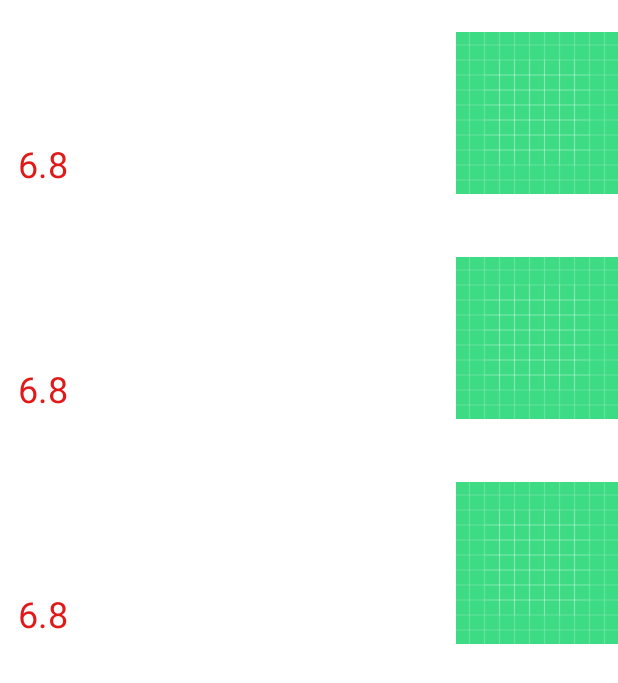
After one commit to mehmetalikirmizitas/BootCampW5-MovieAppMVVMexample, an Android app: the layout fragment_favourites.xml on its own in the app's theme, with its tools: preview values and no code run, on a phone screen of 412 x 824 dp. The commit adds this screen. Shown: the top 683 px of the screen. Run offline under Robolectric (Android 15) with nearby library versions, the phone set to English and light mode, and no system bars.

Commit message:
Added and designed Favorites screen, Made some changes to detail and popular movie screens

```diff
--- a/app/src/main/java/com/malikirmizitas/movieapp/ui/movie/adapter/MovieAdapter.kt
+++ b/app/src/main/java/com/malikirmizitas/movieapp/ui/movie/adapter/MovieAdapter.kt
@@ -39,6 +39,8 @@ class MovieAdapter(private val movieList: List<Result>) : RecyclerView.Adapter<M
             binding.movies = movie
             binding.executePendingBindings()
 
+
+            //click listeneri fragmentta yaz
             binding.movieCardView.setOnClickListener {
                 val action =
                     TabLayoutControllerFragmentDirections.actionTabLayoutControllerFragmentToMovieDetailFragment(
--- a/app/src/main/java/com/malikirmizitas/movieapp/ui/moviedetail/MovieDetailFragment.kt
+++ b/app/src/main/java/com/malikirmizitas/movieapp/ui/moviedetail/MovieDetailFragment.kt
@@ -4,6 +4,7 @@ import androidx.lifecycle.ViewModelProvider
 import androidx.navigation.fragment.navArgs
 import com.malikirmizitas.movieapp.R
 import com.malikirmizitas.movieapp.base.BaseFragment
+import com.malikirmizitas.movieapp.data.entity.MovieRoom
 import com.malikirmizitas.movieapp.databinding.FragmentMovieDetailBinding
 
 class MovieDetailFragment : BaseFragment<MovieDetailViewModel, FragmentMovieDetailBinding>() {
@@ -21,6 +22,11 @@ class MovieDetailFragment : BaseFragment<MovieDetailViewModel, FragmentMovieDeta
             dataBinding.movie = it
             dataBinding.executePendingBindings()
             adapter.setCategories(it.getDetail().genres)
+
+            dataBinding.favouriteCard.setOnClickListener {_->
+                val x = MovieRoom(0,it.getDetail().posterPath,it.getDetail().title,it.getDetail().voteAverage)
+                viewModel?.addFavourites(x,requireContext())
+            }
         })
     }
 
--- a/app/src/main/java/com/malikirmizitas/movieapp/ui/tablayout/TabLayoutControllerFragment.kt
+++ b/app/src/main/java/com/malikirmizitas/movieapp/ui/tablayout/TabLayoutControllerFragment.kt
@@ -6,6 +6,7 @@ import android.view.View
 import android.view.ViewGroup
 import androidx.fragment.app.Fragment
 import com.malikirmizitas.movieapp.databinding.FragmentTabLayoutControllerBinding
+import com.malikirmizitas.movieapp.ui.favourites.FavouritesFragment
 import com.malikirmizitas.movieapp.ui.movie.MovieFragment
 
 class TabLayoutControllerFragment : Fragment() {
@@ -30,7 +31,7 @@ class TabLayoutControllerFragment : Fragment() {
          */
         val adapter = TabLayoutAdapter(childFragmentManager)
         adapter.addFragment(MovieFragment(), "Movies")
-        adapter.addFragment(MovieFragment(), "Favourites")
+        adapter.addFragment(FavouritesFragment(), "Favourites")
         binding.viewPager.adapter = adapter
         binding.tabs.setupWithViewPager(binding.viewPager)
         return view
--- /dev/null
+++ b/app/src/main/res/drawable/ic_rating_star.xml
@@ -0,0 +1,4 @@
+<vector android:height="23.142857dp" android:viewportHeight="27"
+    android:viewportWidth="28" android:width="24dp" xmlns:android="http://schemas.android.com/apk/res/android">
+    <path android:fillColor="#FCC419" android:pathData="M21.4134,26C21.2001,26.0009 20.9898,25.9506 20.8,25.8534L14,22.2934L7.2,25.8534C6.9792,25.9695 6.7303,26.0213 6.4815,26.003C6.2326,25.9846 5.994,25.8968 5.7926,25.7496C5.5912,25.6024 5.4351,25.4016 5.3422,25.1701C5.2492,24.9386 5.2231,24.6857 5.2667,24.44L6.6,16.9334L1.1067,11.6C0.9353,11.429 0.8137,11.2145 0.755,10.9796C0.6963,10.7447 0.7026,10.4983 0.7734,10.2667C0.8506,10.0297 0.9928,9.8192 1.1837,9.6589C1.3746,9.4986 1.6066,9.3951 1.8534,9.36L9.4534,8.2534L12.8,1.4134C12.9092,1.1879 13.0797,0.9978 13.2919,0.8648C13.5041,0.7318 13.7495,0.6612 14,0.6612C14.2505,0.6612 14.4959,0.7318 14.7081,0.8648C14.9204,0.9978 15.0908,1.1879 15.2,1.4134L18.5867,8.24L26.1867,9.3467C26.4335,9.3818 26.6655,9.4853 26.8564,9.6456C27.0473,9.8058 27.1894,10.0164 27.2667,10.2534C27.3374,10.4849 27.3438,10.7314 27.285,10.9663C27.2263,11.2012 27.1047,11.4157 26.9334,11.5867L21.44,16.92L22.7734,24.4267C22.821,24.6767 22.796,24.935 22.7015,25.1713C22.607,25.4076 22.4469,25.6118 22.24,25.76C21.9986,25.9292 21.7079,26.0136 21.4134,26Z"/>
+</vector>
--- a/app/src/main/res/layout/favourite_movies_recycler_view_item.xml
+++ b/app/src/main/res/layout/favourite_movies_recycler_view_item.xml
@@ -4,9 +4,9 @@
 
     <data>
 
-        <!--<variable
-            name="favourite_movies"
-            type="" />-->
+        <variable
+            name="favouriteMovie"
+            type="com.malikirmizitas.movieapp.data.entity.MovieRoom" />
     </data>
 
     <androidx.constraintlayout.widget.ConstraintLayout xmlns:android="http://schemas.android.com/apk/res/android"
@@ -22,8 +22,8 @@
             app:layout_constraintBottom_toTopOf="@id/favouriteMoviesVoteAverage"
             app:layout_constraintStart_toStartOf="parent"
             app:layout_constraintTop_toTopOf="parent"
-            app:layout_constraintWidth_percent="0.7"
-            tools:text="Movie Name" />
+            android:text="@{favouriteMovie.title}"
+            app:layout_constraintWidth_percent="0.7" />
 
         <TextView
             android:id="@+id/favouriteMoviesVoteAverage"
@@ -35,6 +35,7 @@
             app:layout_constraintBottom_toBottomOf="parent"
             app:layout_constraintStart_toStartOf="parent"
             app:layout_constraintTop_toBottomOf="@id/favouriteMoviesTitle"
+            android:text="@{String.valueOf(favouriteMovie.voteAverage)}"
             tools:text="6.8" />
 
         <androidx.appcompat.widget.AppCompatImageView
@@ -43,6 +44,7 @@
             app:layout_constraintBottom_toBottomOf="parent"
             app:layout_constraintEnd_toEndOf="parent"
             app:layout_constraintTop_toTopOf="parent"
+            imageUrl="@{favouriteMovie.posterPath}"
             tools:src="@drawable/ic_launcher_background" />
 
     </androidx.constraintlayout.widget.ConstraintLayout>
--- /dev/null
+++ b/app/src/main/res/layout/fragment_favourites.xml
@@ -0,0 +1,31 @@
+<?xml version="1.0" encoding="utf-8"?>
+<layout>
+
+    <data>
+
+        <variable
+            name="movieDetail"
+            type="com.malikirmizitas.movieapp.ui.favourites.FavouritesMovieViewModel" />
+    </data>
+
+    <FrameLayout xmlns:android="http://schemas.android.com/apk/res/android"
+        xmlns:app="http://schemas.android.com/apk/res-auto"
+        xmlns:tools="http://schemas.android.com/tools"
+        android:layout_width="match_parent"
+        android:layout_height="match_parent"
+        tools:context=".ui.favourites.FavouritesFragment">
+
+        <androidx.recyclerview.widget.RecyclerView
+            android:id="@+id/FavouriteMoviesRecyclerView"
+            android:layout_width="match_parent"
+            android:layout_height="match_parent"
+            android:orientation="vertical"
+            app:layoutManager="androidx.recyclerview.widget.LinearLayoutManager"
+            app:layout_constraintBottom_toBottomOf="parent"
+            app:layout_constraintEnd_toEndOf="parent"
+            app:layout_constraintStart_toStartOf="parent"
+            app:layout_constraintTop_toTopOf="parent"
+            tools:listitem="@layout/favourite_movies_recycler_view_item" />
+
+    </FrameLayout>
+</layout>
--- a/app/src/main/res/navigation/nav_graph.xml
+++ b/app/src/main/res/navigation/nav_graph.xml
@@ -16,9 +16,9 @@
     </fragment>
     <fragment
         android:id="@+id/movieDetailFragment"
+        android:name="com.malikirmizitas.movieapp.ui.moviedetail.MovieDetailFragment"
         tools:layout="@layout/fragment_movie_detail"
-        android:name="com.malikirmizitas.movieapp.ui.moviedetail.MovieDetailFragment"
-        android:label="MovieDetailFragment" >
+        android:label="MovieDetailFragment">
         <argument
             android:name="movie_id"
             app:argType="integer" />
--- a/app/src/main/res/values/colors.xml
+++ b/app/src/main/res/values/colors.xml
@@ -9,4 +9,5 @@
     <color name="white">#FFFFFFFF</color>
     <color name="addFavouriteCardColor">#FE6D8E</color>
     <color name="movies_vote_average_color">#E11919</color>
+    <color name="background">#323030</color>
 </resources>
```
Also changed, not shown: app/src/main/java/com/malikirmizitas/movieapp/data/entity/MovieRoom.kt (added, +18 -0 lines), app/src/main/java/com/malikirmizitas/movieapp/data/entity/detail/Movie.kt (+29 -25 lines), app/src/main/java/com/malikirmizitas/movieapp/data/local/FavouritesDao.kt (added, +20 -0 lines), app/src/main/java/com/malikirmizitas/movieapp/data/local/RoomDB.kt (added, +32 -0 lines), app/src/main/java/com/malikirmizitas/movieapp/ui/favourites/FavouritesFragment.kt (added, +26 -0 lines), app/src/main/java/com/malikirmizitas/movieapp/ui/favourites/FavouritesMovieListAdapter.kt (added, +38 -0 lines), app/src/main/java/com/malikirmizitas/movieapp/ui/favourites/FavouritesMovieViewModel.kt (added, +24 -0 lines), app/src/main/java/com/malikirmizitas/movieapp/ui/moviedetail/MovieDetailViewModel.kt (+10 -0 lines), app/src/main/res/layout/movie_recycler_view_item.xml (+16 -7 lines).
